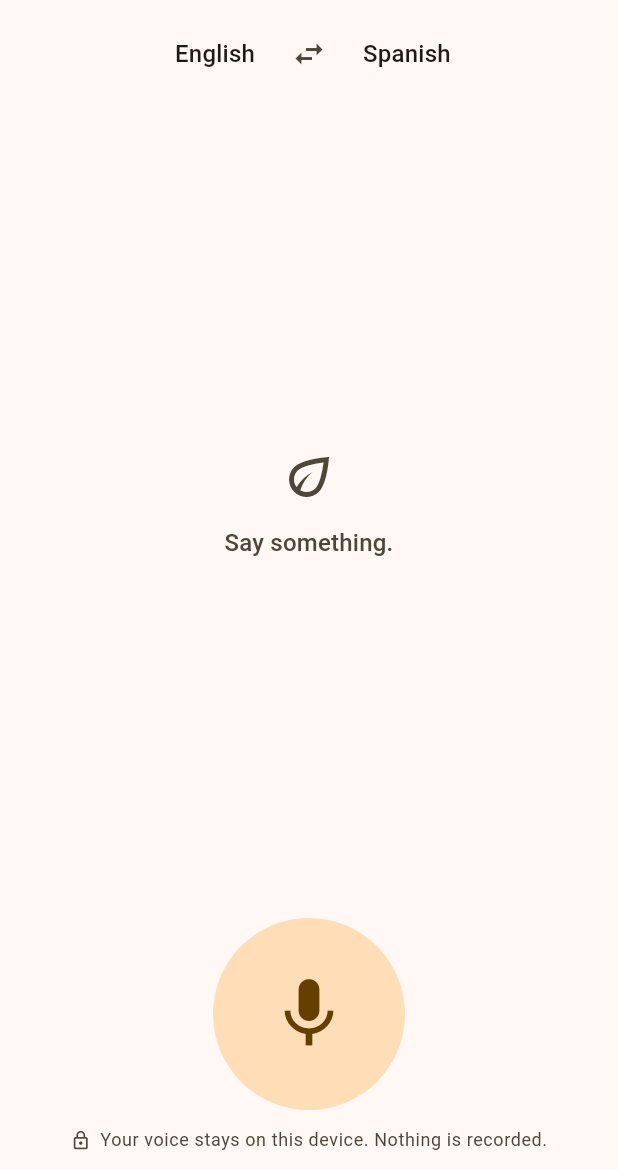
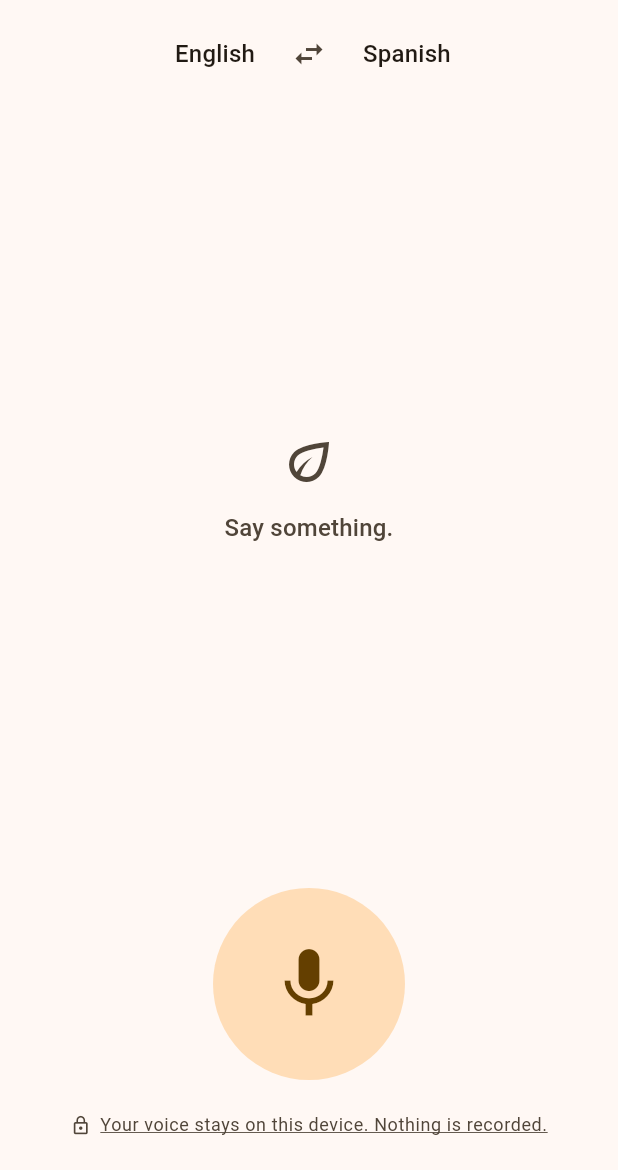
Before and after one commit to morre95/wordNest, a Flutter app: the screen it shows after launch, on a phone screen of 412 x 824 dp, the part 66-1236 px from its top. Run offline on Flutter 3.47's test engine with Material 3 defaults, Android fonts, the phone set to English and light mode, and no system bars; our stand-ins replace connectivity_plus, dio, drift, drift_flutter, flutter_riverpod, flutter_tts and 5 more; missing offline and left inert: google_mlkit_translation; accounts and stored records are empty; generated files the repository leaves out were written again; network calls fail.

Commit message:
Milestone 6: hardening
Offline behaviour, error and empty states, accessibility and the privacy
explanation, each with tests rather than an assurance.

Two real defects came out of writing them. Riverpod 3 retries a failed async
provider while staying in a loading state, so a device with no network showed a
spinner that never resolved and said nothing — automatic retry is now off where
it hid a failure, and every AsyncValue branch checks hasError before loading,
since a value can be both. And Flutter's own accessibility guidelines found that
the hands-free switch announced "on" and "off" with no idea what it toggled.

The audio guard is wider: nothing outside core/speech may import the recogniser,
and the filesystem check now covers a full save-and-enrich session and anything
that looks like audio by extension or by name.

Sentences can be flagged as hard, not only words — the controller had the method
and nothing called it, which is the same as not having the feature.

Co-Authored-By: Claude Opus 5 <noreply@anthropic.com>

```diff
--- a/app/lib/core/router.dart
+++ b/app/lib/core/router.dart
@@ -2,6 +2,7 @@ import 'package:go_router/go_router.dart';
 
 import '../features/glossary/glossary_entry_screen.dart';
 import '../features/glossary/glossary_screen.dart';
+import '../features/privacy/privacy_screen.dart';
 import '../features/review/review_screen.dart';
 import '../features/settings/settings_screen.dart';
 import '../features/speak/speak_screen.dart';
@@ -16,6 +17,8 @@ abstract final class Routes {
 
   static String glossaryEntry(String id) => '/glossary/$id';
 
+  static const privacy = '/privacy';
+
   static const review = '/review';
 
   static const settings = '/settings';
@@ -27,6 +30,10 @@ GoRouter buildRouter() => GoRouter(
         GoRoute(
           path: Routes.speak,
           builder: (context, state) => const SpeakScreen(),
+        ),
+        GoRoute(
+          path: Routes.privacy,
+          builder: (context, state) => const PrivacyScreen(),
         ),
         GoRoute(
           path: Routes.review,
--- a/app/lib/features/settings/widgets/sync_status_tile.dart
+++ b/app/lib/features/settings/widgets/sync_status_tile.dart
@@ -61,6 +61,11 @@ class SyncStatusTile extends StatelessWidget {
 
   String _title() {
     if (status.isRunning) return 'Syncing…';
+    // Never synced is not the same as nothing to sync, and saying the wrong one
+    // is how a user comes to distrust the whole line.
+    if (status.phase == SyncPhase.idle && state?.lastSyncedAt == null) {
+      return 'Not synced yet';
+    }
     if (status.phase == SyncPhase.failed) {
       final pending = status.pendingChanges;
       final waiting = pending == 0
--- a/app/lib/features/speak/speak_screen.dart
+++ b/app/lib/features/speak/speak_screen.dart
@@ -91,6 +91,7 @@ class SpeakScreen extends ConsumerWidget {
                         state.translationText,
                         state.pair.target,
                       ),
+                      onToggleFlag: controller.toggleLastUtteranceFlag,
                     ),
                   ),
                 ),
@@ -106,7 +107,10 @@ class SpeakScreen extends ConsumerWidget {
                     : controller.startListening(mode: ListeningMode.continuous),
               ),
               const SizedBox(height: 12),
-              _PrivacyLine(isOnDevice: state.isRecognitionOnDevice),
+              _PrivacyLine(
+                isOnDevice: state.isRecognitionOnDevice,
+                onTap: () => context.push(Routes.privacy),
+              ),
               const SizedBox(height: 12),
             ],
           ),
@@ -168,9 +172,9 @@ class _HandsFreeToggle extends StatelessWidget {
 
   @override
   Widget build(BuildContext context) {
-    return Semantics(
-      toggled: isHandsFree,
-      label: 'Hands-free listening',
+    // Merged so the switch and its label are one node: on its own the switch
+    // announces "on"/"off" with no idea what it toggles.
+    return MergeSemantics(
       child: Row(
         children: [
           const Text('Hands-free'),
@@ -185,20 +189,30 @@ class _HandsFreeToggle extends StatelessWidget {
   }
 }
 
-/// The privacy guarantee, in plain language, on the screen where it matters.
+/// The privacy guarantee, in plain language, on the screen where it matters —
+/// and the way into the full explanation.
 class _PrivacyLine extends StatelessWidget {
-  const _PrivacyLine({required this.isOnDevice});
+  const _PrivacyLine({required this.isOnDevice, required this.onTap});
 
   final bool isOnDevice;
+  final VoidCallback onTap;
 
   @override
   Widget build(BuildContext context) {
     final theme = Theme.of(context);
+    final text = isOnDevice
+        ? 'Your voice stays on this device. Nothing is recorded.'
+        : 'Recognised by your phone online. Nothing is recorded.';
+
     return Semantics(
-      label: isOnDevice
-          ? 'Your voice is processed on this device and never recorded or saved.'
-          : 'This language is recognised by your phone using its online '
-              'recogniser. Nothing is recorded or saved.',
+      button: true,
+      label: '$text Double tap to read more.',
+      child: ExcludeSemantics(
+        child: InkWell(
+          onTap: onTap,
+          borderRadius: BorderRadius.circular(8),
+          child: Padding(
+            padding: const EdgeInsets.symmetric(horizontal: 12, vertical: 10),
             child: Row(
               mainAxisAlignment: MainAxisAlignment.center,
               children: [
@@ -210,18 +224,21 @@ class _PrivacyLine extends StatelessWidget {
                 const SizedBox(width: 6),
                 Flexible(
                   child: Text(
-              isOnDevice
-                  ? 'Your voice stays on this device. Nothing is recorded.'
-                  : 'Recognised by your phone online. Nothing is recorded.',
+                    text,
                     key: const Key('speak.privacyLine'),
                     textAlign: TextAlign.center,
                     style: theme.textTheme.bodySmall?.copyWith(
                       color: theme.colorScheme.onSurfaceVariant,
+                      decoration: TextDecoration.underline,
+                      decorationColor: theme.colorScheme.onSurfaceVariant,
                     ),
                   ),
                 ),
               ],
             ),
+          ),
+        ),
+      ),
     );
   }
 }
--- a/app/lib/features/speak/speak_state.dart
+++ b/app/lib/features/speak/speak_state.dart
@@ -58,6 +58,10 @@ abstract class SpeakState with _$SpeakState {
     /// The row the last finalised utterance was saved as. Lets the screen flag
     /// what was just said, and gives the backend queue something to enrich.
     String? savedUtteranceId,
+
+    /// Whether the user has marked the sentence just said as one they found
+    /// hard. Reset with each new utterance.
+    @Default(false) bool isLastUtteranceFlagged,
     SpeakNotice? notice,
   }) = _SpeakState;
 
--- a/app/lib/features/speak/widgets/transcript_panel.dart
+++ b/app/lib/features/speak/widgets/transcript_panel.dart
@@ -12,11 +12,13 @@ class TranscriptPanel extends StatelessWidget {
   const TranscriptPanel({
     required this.state,
     required this.onSpeakTranslation,
+    required this.onToggleFlag,
     super.key,
   });
 
   final SpeakState state;
   final VoidCallback onSpeakTranslation;
+  final VoidCallback onToggleFlag;
 
   @override
   Widget build(BuildContext context) {
@@ -40,6 +42,23 @@ class TranscriptPanel extends StatelessWidget {
           ),
         ),
         const SizedBox(height: 20),
+        if (state.savedUtteranceId != null)
+          Align(
+            alignment: Alignment.centerLeft,
+            child: TextButton.icon(
+              key: const Key('speak.flagUtterance'),
+              onPressed: onToggleFlag,
+              icon: Icon(
+                state.isLastUtteranceFlagged ? Icons.star : Icons.star_border,
+                size: 18,
+              ),
+              label: Text(
+                state.isLastUtteranceFlagged
+                    ? 'Marked as hard'
+                    : 'That one was hard',
+              ),
+            ),
+          ),
         if (state.translationText.isNotEmpty)
           Semantics(
             button: !state.isTranslationProvisional,
```
Also changed, not shown: app/lib/features/glossary/glossary_screen.dart (+10 -1 lines), app/lib/features/privacy/privacy_screen.dart (added, +126 -0 lines), app/lib/features/settings/settings_controller.dart (+7 -0 lines), app/lib/features/settings/settings_screen.dart (+36 -7 lines), app/lib/features/speak/speak_controller.dart (+12 -3 lines), 8 other files. Lines whose indentation alone changed are shown as unchanged.
